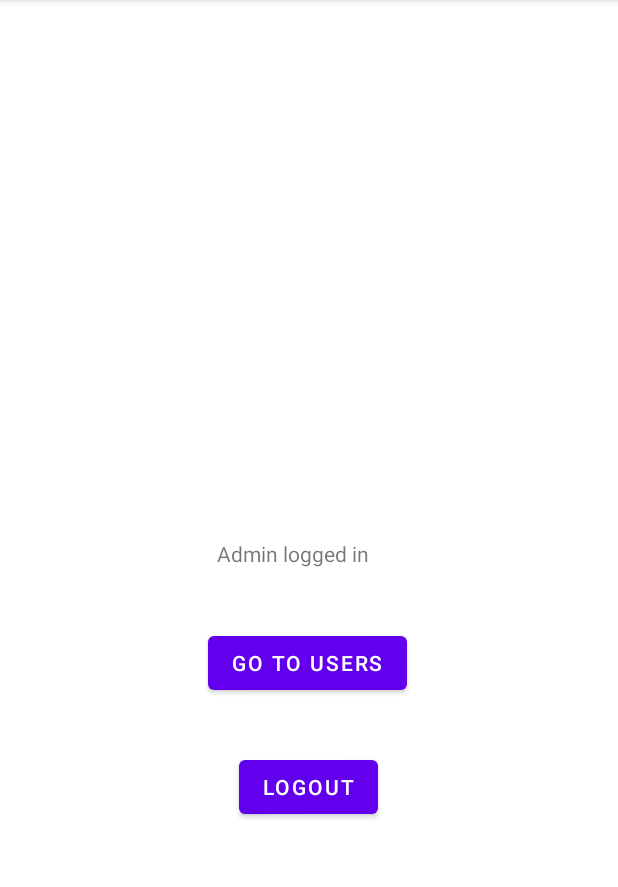
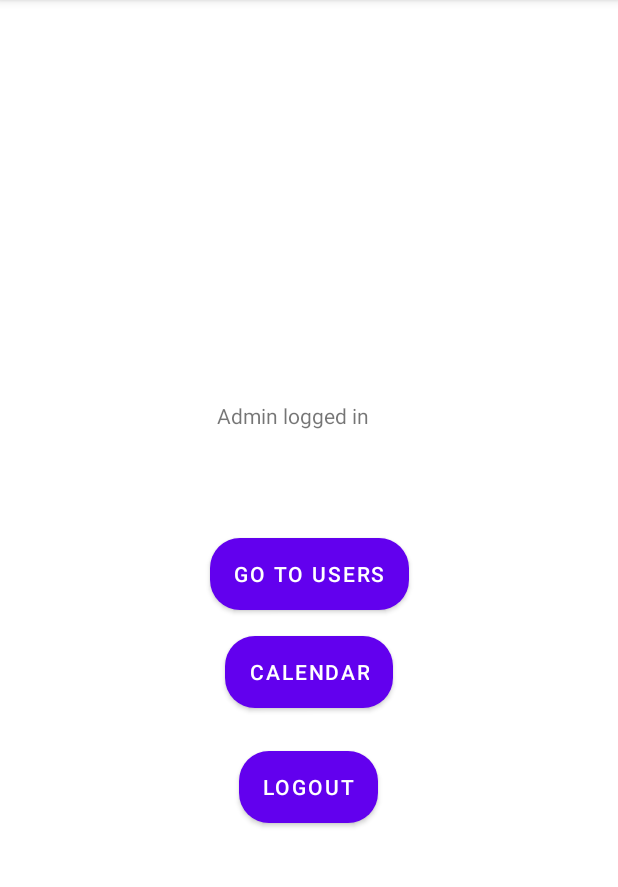
Before and after one commit to ezri1234/MDAmanage, an Android app: the adminActivity screen opened directly, with no data from a screen before it, on a phone screen of 412 x 824 dp, the part 84-971 px from its top. Run offline under Robolectric (Android 15) with nearby library versions, the light colour scheme and no system bars; our stand-ins replace Firebase (no records; nobody signed in at launch, a user with empty details on screens opened directly).

Commit message:
now i need to add user search, by adding FireStore RecycleViewAdapter, and afetrwords i shoukd add the calendar

```diff
--- a/app/src/main/res/layout/activity_admin.xml
+++ b/app/src/main/res/layout/activity_admin.xml
@@ -14,10 +14,12 @@
         app:layout_constraintBottom_toBottomOf="parent"
         app:layout_constraintEnd_toEndOf="parent"
         app:layout_constraintStart_toStartOf="parent"
-        app:layout_constraintTop_toTopOf="parent" />
+        app:layout_constraintTop_toTopOf="parent"
+        app:layout_constraintVertical_bias="0.372" />
 
     <Button
         android:id="@+id/logoutAdmin"
+        android:background="@drawable/button_bg"
         android:layout_width="wrap_content"
         android:layout_height="wrap_content"
         android:onClick="logout"
@@ -31,16 +33,31 @@
 
     <Button
         android:id="@+id/button"
+        android:background="@drawable/button_bg"
         android:layout_width="wrap_content"
         android:layout_height="wrap_content"
         android:layout_marginStart="157dp"
         android:layout_marginTop="5dp"
         android:layout_marginEnd="160dp"
         android:layout_marginBottom="31dp"
+        android:onClick="Users"
         android:text="go to users"
-        android:onClick="Users"
         app:layout_constraintBottom_toTopOf="@+id/logoutAdmin"
         app:layout_constraintEnd_toEndOf="parent"
+        app:layout_constraintHorizontal_bias="0.461"
         app:layout_constraintStart_toStartOf="parent"
-        app:layout_constraintTop_toBottomOf="@+id/textView" />
+        app:layout_constraintTop_toBottomOf="@+id/textView"
+        app:layout_constraintVertical_bias="0.367" />
+
+    <Button
+        android:id="@+id/calender"
+        android:background="@drawable/button_bg"
+        android:layout_width="wrap_content"
+        android:layout_height="wrap_content"
+        android:layout_marginTop="17dp"
+        android:text="Calendar"
+        android:onClick="Calendar"
+        app:layout_constraintEnd_toEndOf="parent"
+        app:layout_constraintStart_toStartOf="parent"
+        app:layout_constraintTop_toBottomOf="@+id/button" />
 </androidx.constraintlayout.widget.ConstraintLayout>
```
Also changed, not shown: app/src/main/java/com/ezrimo/mdamanage/Assign.java (+38 -1 lines), app/src/main/java/com/ezrimo/mdamanage/adminActivity.java (+14 -2 lines), 1 other file.
